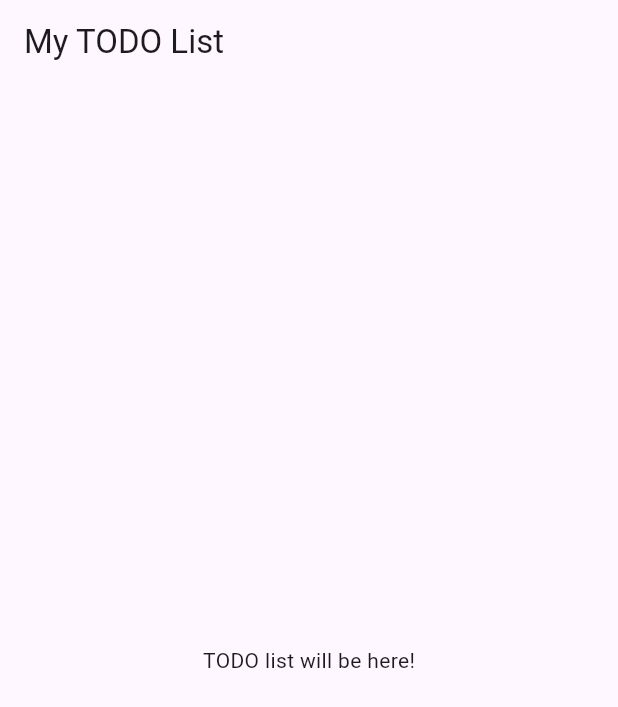
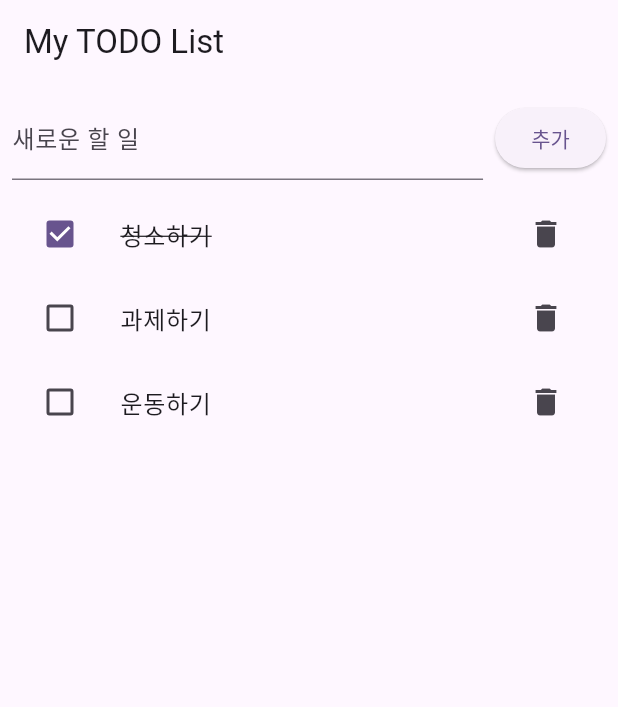
Before and after one commit to VeritasForge/TODO-List, a Flutter app: the screen it shows after launch, on a phone screen of 412 x 824 dp. Shown: the top 707 px of the screen. Run offline on Flutter 3.47's test engine with Material 3 defaults, Android fonts, the phone set to English and light mode, and no system bars.

Commit message:
make todo list

```diff
--- a/lib/main.dart
+++ b/lib/main.dart
@@ -36,107 +36,138 @@ class MyApp extends StatelessWidget {
   }
 }
 
+class TodoItem {
+  String title;
+  bool isChecked;
 
-class HomePage extends StatelessWidget {
+  TodoItem({required this.title, this.isChecked = false});
+}
+
+class HomePage extends StatefulWidget {
   const HomePage({super.key});
+
+  @override
+  State<HomePage> createState() => _HomePageState();
+}
+
+class _HomePageState extends State<HomePage> {
+  final List<TodoItem> _todoItems = [
+    TodoItem(title: '청소하기', isChecked: true),
+    TodoItem(title: '과제하기', isChecked: false),
+    TodoItem(title: '운동하기', isChecked: false),
+  ];
+
+  final _textController = TextEditingController();
+
+  @override
+  void dispose() {
+    _textController.dispose();
+    super.dispose();
+  }
+
+  void _addTodoItem() {
+    if (_textController.text.isEmpty) return;
+
+    setState(() {
+      _todoItems.add(TodoItem(title: _textController.text));
+      _textController.clear();
+    });
+  }
+
+  void _toggleTodoItem(int index, bool? value) {
+    setState(() {
+      _todoItems[index].isChecked = value ?? false;
+    });
+  }
+
+  void _showDeleteDialog(int index) {
+    showDialog(
+      context: context,
+      builder: (BuildContext context) {
+        return AlertDialog(
+          title: const Text('삭제 확인'),
+          content: Text('\'${_todoItems[index].title}\' 항목을 정말 삭제하시겠습니까?'),
+          actions: <Widget>[
+            TextButton(
+              child: const Text('취소'),
+              onPressed: () {
+                Navigator.of(context).pop();
+              },
+            ),
+            TextButton(
+              child: const Text('삭제'),
+              onPressed: () {
+                setState(() {
+                  _todoItems.removeAt(index);
+                });
+                Navigator.of(context).pop();
+              },
+            ),
+          ],
+        );
+      },
+    );
+  }
 
   @override
   Widget build(BuildContext context) {
     return Scaffold(
       appBar: AppBar(
-        title: const Text('My TODO List')
+        title: const Text('My TODO List'),
       ),
-      body: const Center(
-        child: const Text('TODO list will be here!')
+      body: Column(
+        children: [
+          Padding(
+            padding: const EdgeInsets.all(8.0),
+            child: Row(
+              children: [
+                Expanded(
+                  child: TextField(
+                    controller: _textController,
+                    decoration: const InputDecoration(
+                      labelText: '새로운 할 일',
+                    ),
+                  ),
+                ),
+                const SizedBox(width: 8),
+                ElevatedButton(
+                  onPressed: _addTodoItem,
+                  child: const Text('추가'),
+                ),
+              ],
+            ),
+          ),
+          Expanded(
+            child: ListView.builder(
+              itemCount: _todoItems.length,
+              itemBuilder: (context, index) {
+                return ListTile(
+                  leading: Checkbox(
+                    value: _todoItems[index].isChecked,
+                    onChanged: (bool? value) {
+                      _toggleTodoItem(index, value);
+                    },
+                  ),
+                  title: Text(
+                    _todoItems[index].title,
+                    style: TextStyle(
+                      decoration: _todoItems[index].isChecked
+                          ? TextDecoration.lineThrough
+                          : TextDecoration.none,
+                    ),
+                  ),
+                  trailing: IconButton(
+                    icon: const Icon(Icons.delete),
+                    onPressed: () {
+                      _showDeleteDialog(index);
+                    },
+                  ),
+                );
+              },
+            ),
+          ),
+        ],
       ),
     );
   }
 }
-
-
-
-// class MyHomePage extends StatefulWidget {
-//   const MyHomePage({super.key, required this.title});
-
-//   // This widget is the home page of your application. It is stateful, meaning
-//   // that it has a State object (defined below) that contains fields that affect
-//   // how it looks.
-
-//   // This class is the configuration for the state. It holds the values (in this
-//   // case the title) provided by the parent (in this case the App widget) and
-//   // used by the build method of the State. Fields in a Widget subclass are
-//   // always marked "final".
-
-//   final String title;
-
-//   @override
-//   State<MyHomePage> createState() => _MyHomePageState();
-// }
-
-// class _MyHomePageState extends State<MyHomePage> {
-//   int _counter = 0;
-
-//   void _incrementCounter() {
-//     setState(() {
-//       // This call to setState tells the Flutter framework that something has
-//       // changed in this State, which causes it to rerun the build method below
-//       // so that the display can reflect the updated values. If we changed
-//       // _counter without calling setState(), then the build method would not be
-//       // called again, and so nothing would appear to happen.
-//       _counter++;
-//     });
-//   }
-
-//   @override
-//   Widget build(BuildContext context) {
-//     // This method is rerun every time setState is called, for instance as done
-//     // by the _incrementCounter method above.
-//     //
-//     // The Flutter framework has been optimized to make rerunning build methods
-//     // fast, so that you can just rebuild anything that needs updating rather
-//     // than having to individually change instances of widgets.
-//     return Scaffold(
-//       appBar: AppBar(
-//         // TRY THIS: Try changing the color here to a specific color (to
-//         // Colors.amber, perhaps?) and trigger a hot reload to see the AppBar
-//         // change color while the other colors stay the same.
-//         backgroundColor: Theme.of(context).colorScheme.inversePrimary,
-//         // Here we take the value from the MyHomePage object that was created by
-//         // the App.build method, and use it to set our appbar title.
-//         title: Text(widget.title),
-//       ),
-//       body: Center(
-//         // Center is a layout widget. It takes a single child and positions it
-//         // in the middle of the parent.
-//         child: Column(
-//           // Column is also a layout widget. It takes a list of children and
-//           // arranges them vertically. By default, it sizes itself to fit its
-//           // children horizontally, and tries to be as tall as its parent.
-//           //
-//           // Column has various properties to control how it sizes itself and
-//           // how it positions its children. Here we use mainAxisAlignment to
-//           // center the children vertically; the main axis here is the vertical
-//           // axis because Columns are vertical (the cross axis would be
-//           // horizontal).
-//           //
-//           // TRY THIS: Invoke "debug painting" (choose the "Toggle Debug Paint"
-//           // action in the IDE, or press "p" in the console), to see the
-//           // wireframe for each widget.
-//           mainAxisAlignment: MainAxisAlignment.center,
-//           children: <Widget>[
-//             const Text('You have pushed the button this many times:'),
-//             Text(
-//               '$_counter',
-//               style: Theme.of(context).textTheme.headlineMedium,
-//             ),
-//           ],
-//         ),
-//       ),
-//       floatingActionButton: FloatingActionButton(
-//         onPressed: _incrementCounter,
-//         tooltip: 'Increment',
-//         child: const Icon(Icons.add),
-//       ), // This trailing comma makes auto-formatting nicer for build methods.
-//     );
-//   }
-// }
```
